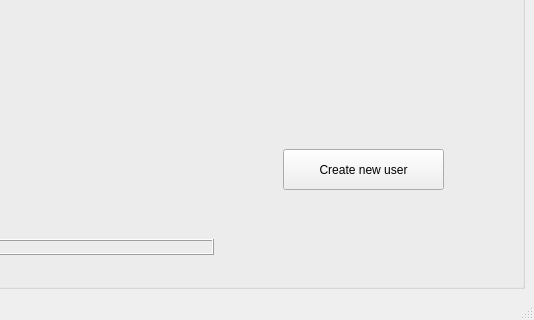
First picture: the form in sign_window.ui, repository hjnowakowski/music-player, before the edit; both pictures show x 266 to 800 and y 280 to 600 of the 800 by 600 pixel window.
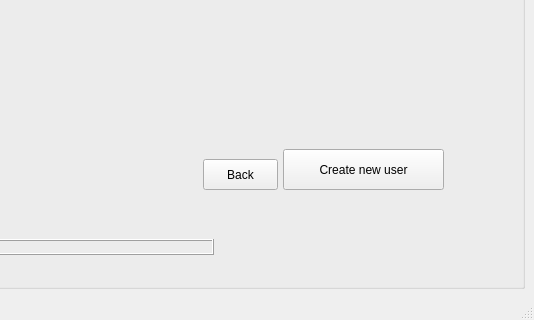
Second picture: the form after the edit. Icons and pictures are not drawn.

The edit to the form file:
```diff
--- a/sign_window.ui
+++ b/sign_window.ui
@@ -109,7 +109,7 @@
         </item>
        </layout>
       </widget>
-      <widget class="QWidget" name="">
+      <widget class="QWidget" name="layoutWidget">
        <property name="geometry">
         <rect>
          <x>30</x>
@@ -131,7 +131,7 @@
         </item>
        </layout>
       </widget>
-      <widget class="QWidget" name="">
+      <widget class="QWidget" name="layoutWidget">
        <property name="geometry">
         <rect>
          <x>30</x>
@@ -157,6 +157,19 @@
         </item>
        </layout>
       </widget>
+      <widget class="QPushButton" name="sign_Back_Button">
+       <property name="geometry">
+        <rect>
+         <x>460</x>
+         <y>430</y>
+         <width>75</width>
+         <height>31</height>
+        </rect>
+       </property>
+       <property name="text">
+        <string>Back</string>
+       </property>
+      </widget>
      </widget>
     </item>
    </layout>
```
Left out of the diff: 9 changed lines with no effect on the pictures.
